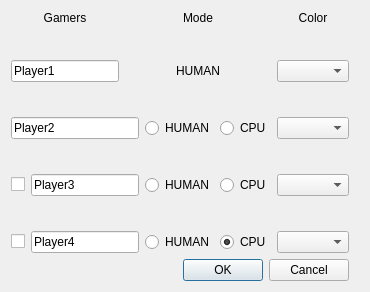
Old version of the form gameplaSettings.ui in the repository damdorsz/Chinczyk---LudoGame.
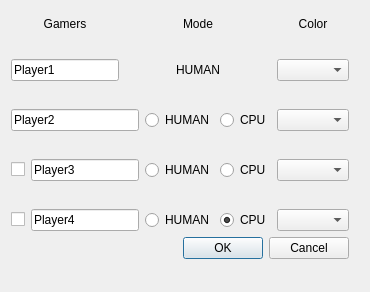
New version of the form.

Diff of the .ui file:
```diff
--- a/gameplaSettings.ui
+++ b/gameplaSettings.ui
@@ -14,7 +14,20 @@
    <string>Dialog</string>
   </property>
   <layout class="QFormLayout" name="formLayout">
-   <item row="0" column="0">
+   <item row="1" column="0">
+    <spacer name="verticalSpacer_14">
+     <property name="orientation">
+      <enum>Qt::Vertical</enum>
+     </property>
+     <property name="sizeHint" stdset="0">
+      <size>
+       <width>20</width>
+       <height>50</height>
+      </size>
+     </property>
+    </spacer>
+   </item>
+   <item row="2" column="0">
     <layout class="QVBoxLayout" name="verticalLayout">
      <item>
       <layout class="QGridLayout" name="gridLayout">
@@ -416,6 +429,19 @@
        </property>
       </widget>
      </item>
+     <item>
+      <spacer name="verticalSpacer_13">
+       <property name="orientation">
+        <enum>Qt::Vertical</enum>
+       </property>
+       <property name="sizeHint" stdset="0">
+        <size>
+         <width>20</width>
+         <height>40</height>
+        </size>
+       </property>
+      </spacer>
+     </item>
     </layout>
    </item>
   </layout>
```
